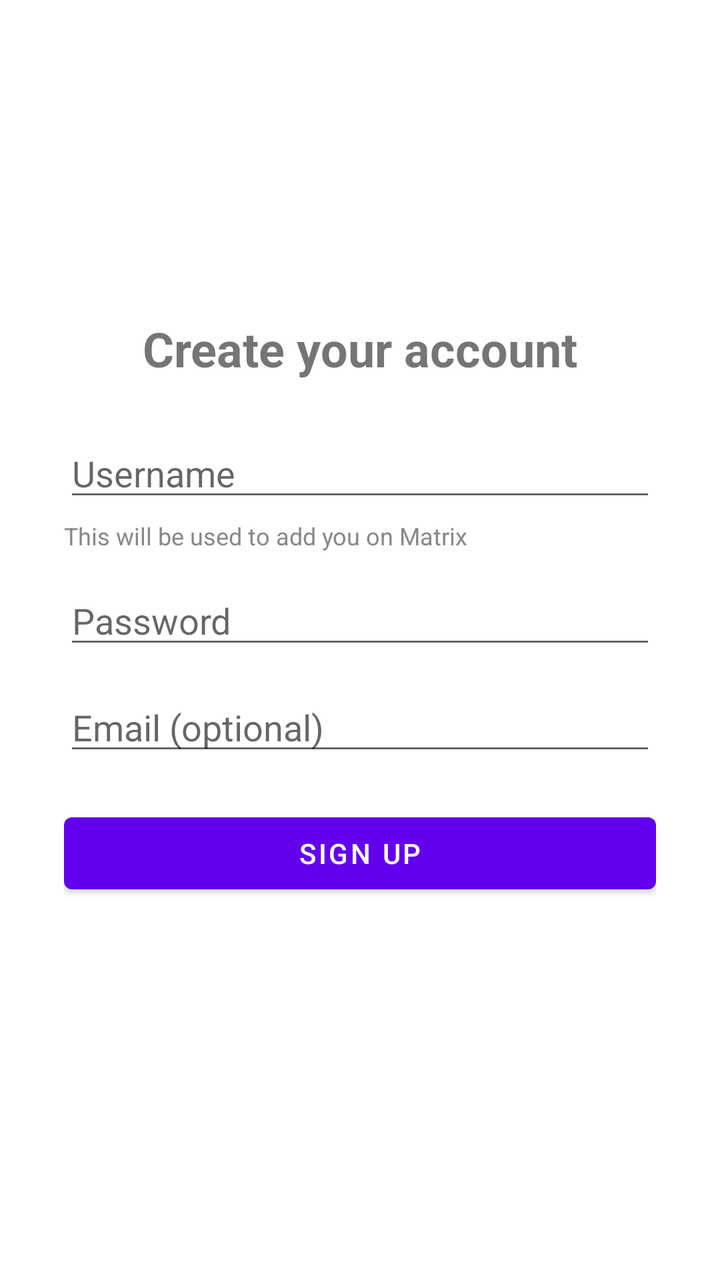
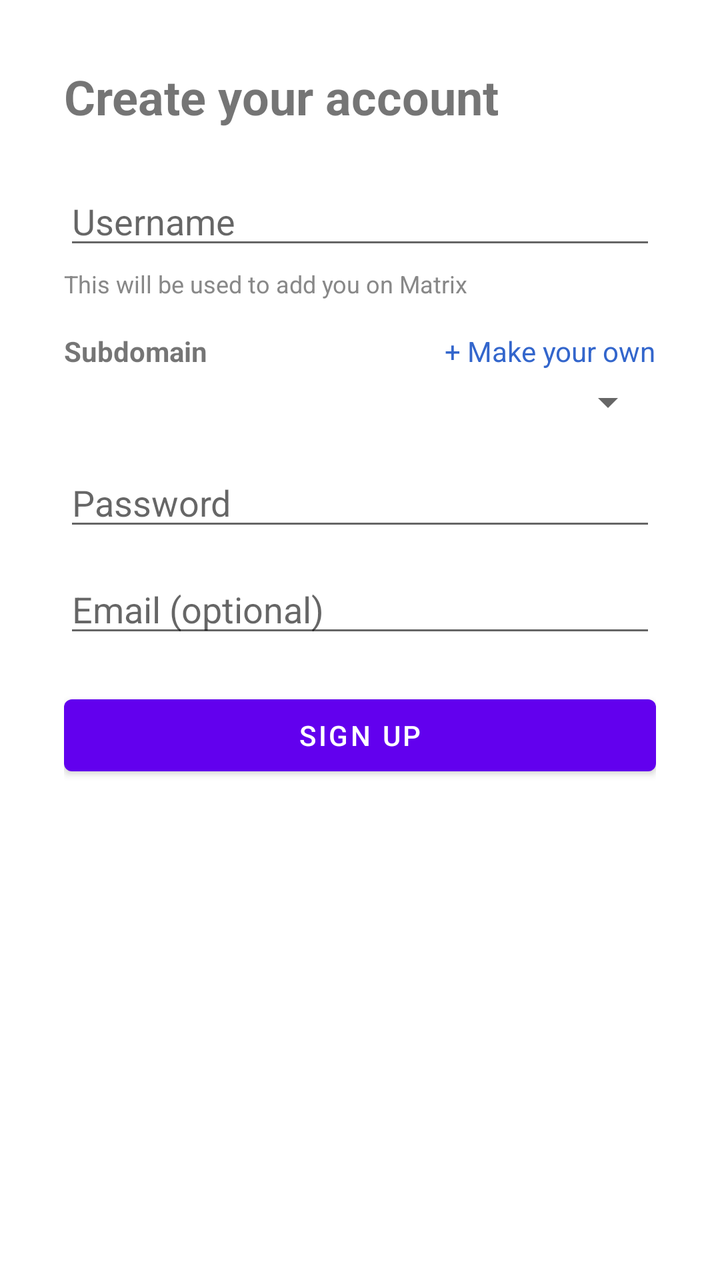

Screens rendered from an Android XML layout before and after an edit, with the pre-edit source and the edit as a unified diff.
<!-- AndroidManifest.xml: application theme Theme.MatrixMessenger -->
<!-- res/layout/activity_signup.xml -->
<?xml version="1.0" encoding="utf-8"?>
<LinearLayout xmlns:android="http://schemas.android.com/apk/res/android"
    android:layout_width="match_parent"
    android:layout_height="match_parent"
    android:orientation="vertical"
    android:padding="32dp"
    android:gravity="center">

    <TextView
        android:layout_width="wrap_content"
        android:layout_height="wrap_content"
        android:text="Create your account"
        android:textSize="24sp"
        android:textStyle="bold"
        android:layout_marginBottom="24dp" />

    <EditText
        android:id="@+id/usernameInput"
        android:layout_width="match_parent"
        android:layout_height="wrap_content"
        android:hint="Username"
        android:inputType="text"
        android:layout_marginBottom="4dp" />

    <TextView
        android:layout_width="match_parent"
        android:layout_height="wrap_content"
        android:text="This will be used to add you on Matrix"
        android:textSize="12sp"
        android:textColor="#888888"
        android:layout_marginBottom="12dp" />

    <EditText
        android:id="@+id/passwordInput"
        android:layout_width="match_parent"
        android:layout_height="wrap_content"
        android:hint="Password"
        android:inputType="textPassword"
        android:layout_marginBottom="12dp" />

    <EditText
        android:id="@+id/emailInput"
        android:layout_width="match_parent"
        android:layout_height="wrap_content"
        android:hint="Email (optional)"
        android:inputType="textEmailAddress"
        android:layout_marginBottom="20dp" />

    <Button
        android:id="@+id/signUpButton"
        android:layout_width="match_parent"
        android:layout_height="wrap_content"
        android:text="Sign Up" />

    <TextView
        android:id="@+id/statusText"
        android:layout_width="match_parent"
        android:layout_height="wrap_content"
        android:textColor="#CC0000"
        android:layout_marginTop="12dp"
        android:gravity="center" />

</LinearLayout>
<!-- resources referenced by this layout -->
<resources>
  <style name="Theme.MatrixMessenger" parent="Theme.MaterialComponents.DayNight.NoActionBar" />
</resources>

<!-- the commit's change to res/layout/activity_signup.xml (unified diff, before → after) -->
@@ -1,10 +1,13 @@
 <?xml version="1.0" encoding="utf-8"?>
-<LinearLayout xmlns:android="http://schemas.android.com/apk/res/android"
+<ScrollView xmlns:android="http://schemas.android.com/apk/res/android"
     android:layout_width="match_parent"
-    android:layout_height="match_parent"
+    android:layout_height="match_parent">
+
+<LinearLayout
+    android:layout_width="match_parent"
+    android:layout_height="wrap_content"
     android:orientation="vertical"
-    android:padding="32dp"
-    android:gravity="center">
+    android:padding="32dp">
 
     <TextView
         android:layout_width="wrap_content"
@@ -28,7 +31,35 @@
         android:text="This will be used to add you on Matrix"
         android:textSize="12sp"
         android:textColor="#888888"
-        android:layout_marginBottom="12dp" />
+        android:layout_marginBottom="16dp" />
+
+    <LinearLayout
+        android:layout_width="match_parent"
+        android:layout_height="wrap_content"
+        android:orientation="horizontal"
+        android:gravity="center_vertical"
+        android:layout_marginBottom="4dp">
+
+        <TextView
+            android:layout_width="0dp"
+            android:layout_height="wrap_content"
+            android:layout_weight="1"
+            android:text="Subdomain"
+            android:textStyle="bold" />
+
+        <TextView
+            android:id="@+id/makeOwnSubdomainButton"
+            android:layout_width="wrap_content"
+            android:layout_height="wrap_content"
+            android:text="+ Make your own"
+            android:textColor="#3366CC" />
+    </LinearLayout>
+
+    <Spinner
+        android:id="@+id/subdomainSpinner"
+        android:layout_width="match_parent"
+        android:layout_height="wrap_content"
+        android:layout_marginBottom="16dp" />
 
     <EditText
         android:id="@+id/passwordInput"
@@ -61,3 +92,4 @@
         android:gravity="center" />
 
 </LinearLayout>
+</ScrollView>
